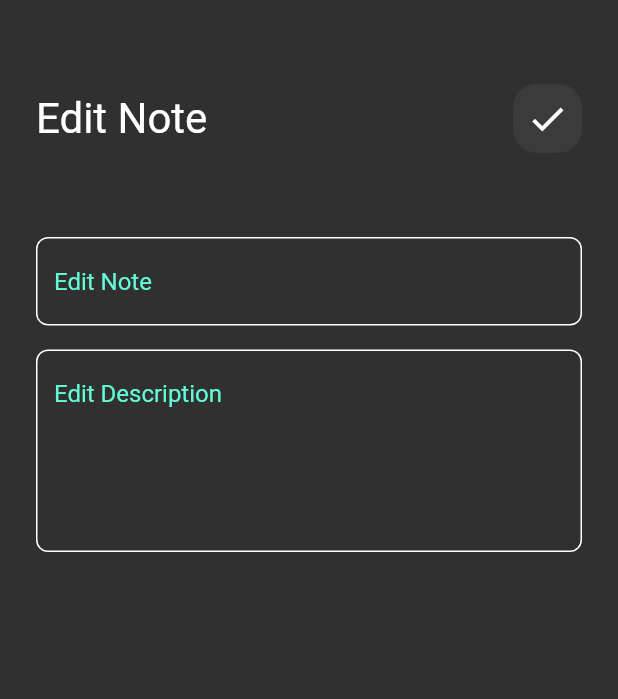
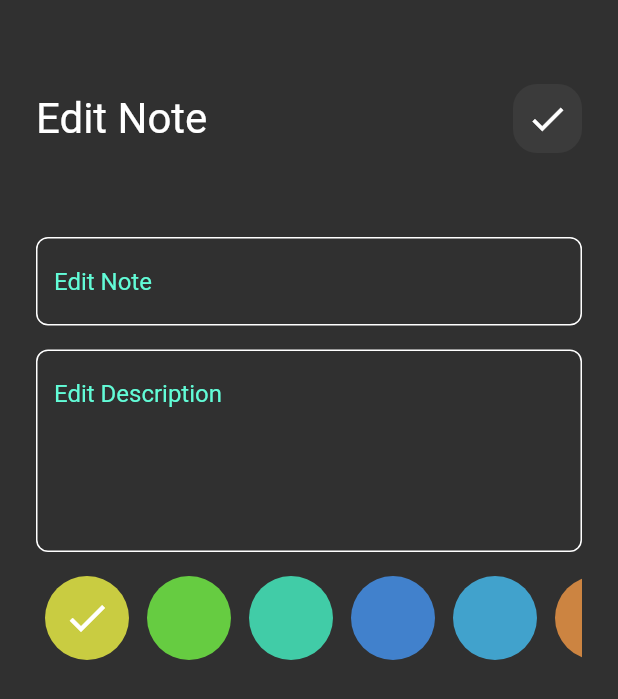
Before and after one commit to alaaRashed2001/note_app, a Flutter app: the EditNoteViewBody widget shown alone on an empty page, opened directly, on a phone screen of 412 x 824 dp. Shown: the top 699 px of the screen. Run offline on Flutter 3.47's test engine with Material 2 defaults, Android fonts, the phone set to English and light mode, and no system bars; our stand-ins replace flutter_screenutil, font_awesome_flutter; generated files the repository leaves out were written again.

Commit message:
Edit Note Color List

```diff
--- a/lib/Views/edit_note_view.dart
+++ b/lib/Views/edit_note_view.dart
@@ -1,6 +1,5 @@
 import 'package:flutter/material.dart';
-
-import '../Widget/edit_note_view_body.dart';
+import '../Widgets/edit_note_view_body.dart';
 
 class EditNoteView extends StatelessWidget {
   const EditNoteView({Key? key}) : super(key: key);
--- /dev/null
+++ b/lib/Widgets/edit_note_colors_list.dart
@@ -0,0 +1,42 @@
+import 'package:flutter/material.dart';
+
+import '../Const/color.dart';
+import 'color_item.dart';
+
+class EditNoteColorsList extends StatefulWidget {
+  const EditNoteColorsList({Key? key}) : super(key: key);
+
+  @override
+  State<EditNoteColorsList> createState() => _EditNoteColorsListState();
+}
+
+class _EditNoteColorsListState extends State<EditNoteColorsList> {
+  int currentIndex = 0;
+
+  @override
+  Widget build(BuildContext context) {
+    return SizedBox(
+      height: 2*28,
+      child: ListView.builder(
+        scrollDirection: Axis.horizontal,
+        itemCount: kColors.length,
+        itemBuilder: (context, index) =>  Padding(
+          padding: const EdgeInsets.symmetric(
+            horizontal: 6,
+          ),
+          child: InkWell(
+            onTap: (){
+              setState(() {
+                currentIndex = index;
+              });
+            },
+            child: ColorItem(
+              color:kColors[index] ,
+              isSelected: currentIndex == index,
+            ),
+          ),
+        ),
+      ),
+    );
+  }
+}
--- a/lib/Widgets/edit_note_view_body.dart
+++ b/lib/Widgets/edit_note_view_body.dart
@@ -1,6 +1,7 @@
 import 'package:flutter/material.dart';
 import 'custom_appbar.dart';
 import 'custom_text_field.dart';
+import 'edit_note_colors_list.dart';
 
 class EditNoteViewBody extends StatefulWidget {
   const EditNoteViewBody({Key? key}) : super(key: key);
@@ -56,8 +57,8 @@ class _EditNoteViewBodyState extends State<EditNoteViewBody> {
             hint: 'Edit Description',
             maxLines: 5,
           ),
-          // const SizedBox(height: 16,),
-          // const EditNoteColorsList(),
+          const SizedBox(height: 16,),
+          const EditNoteColorsList(),
         ],
       ),
     );
--- a/lib/Widgets/note_item.dart
+++ b/lib/Widgets/note_item.dart
@@ -1,5 +1,7 @@
 import 'package:flutter/material.dart';
 import 'package:font_awesome_flutter/font_awesome_flutter.dart';
+
+import '../Views/edit_note_view.dart';
 
 class NoteItem extends StatelessWidget {
   const NoteItem({Key? key}) : super(key: key);
```
